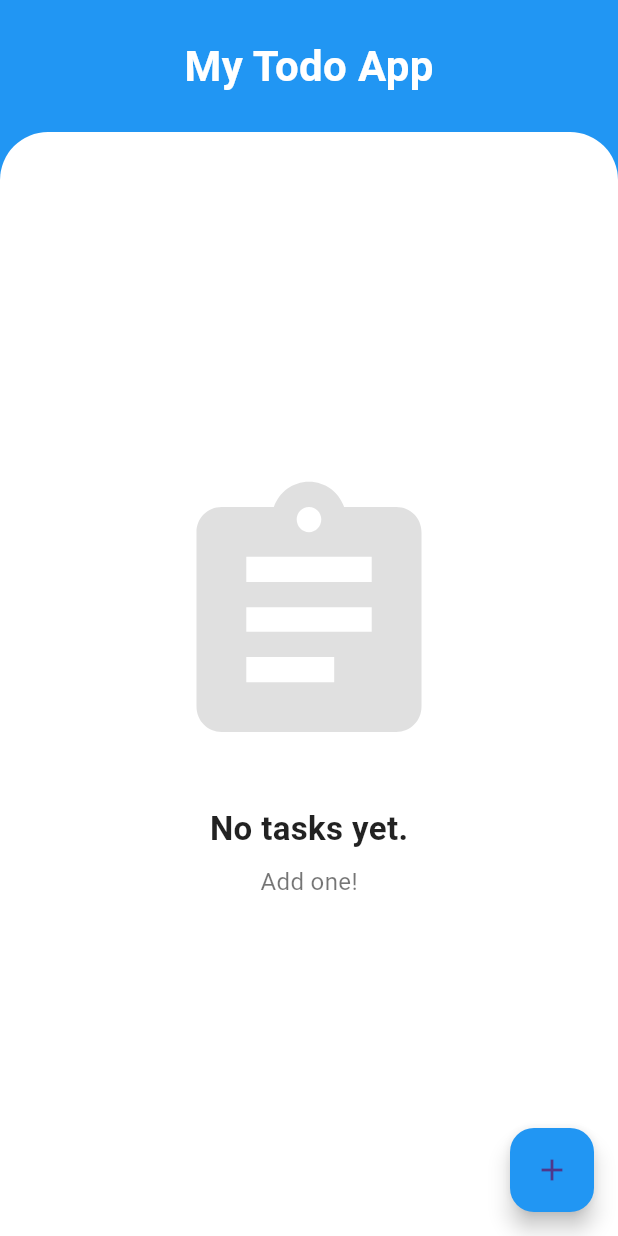
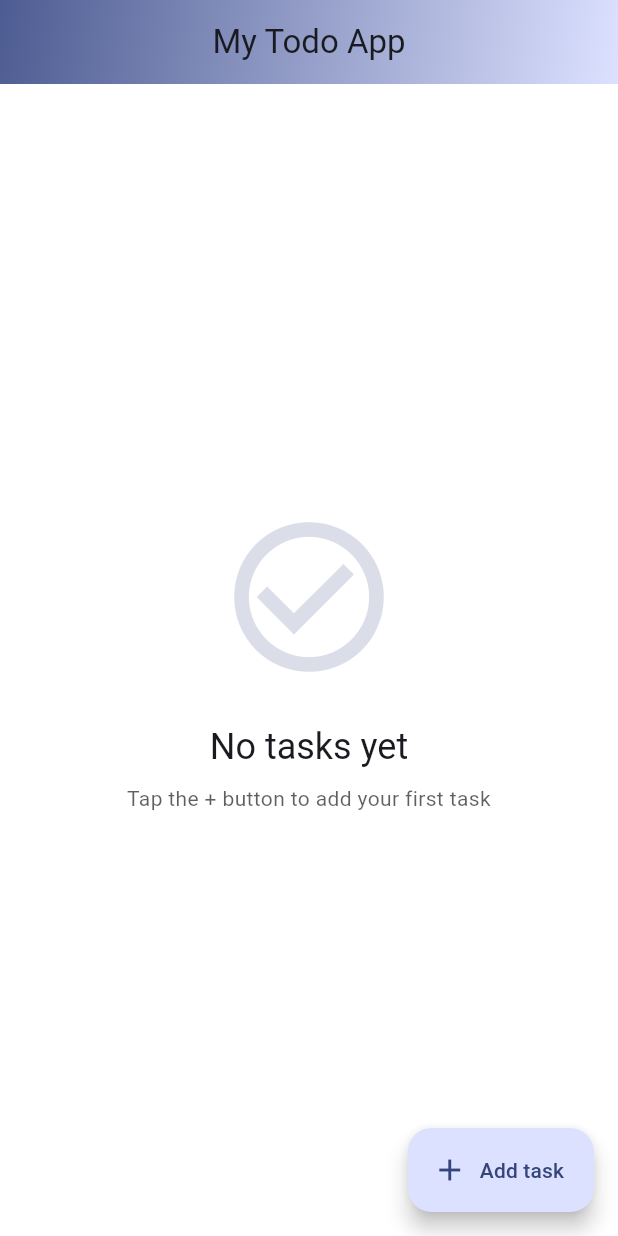
Before and after one commit to SHADRECKMBUNGA/To-Do-App, a Flutter app: the screen it shows after launch, on a phone screen of 412 x 824 dp. Run offline on Flutter 3.47's test engine with Material 3 defaults, Android fonts, the phone set to English and light mode, and no system bars; our stand-ins replace device_preview, supabase_flutter; accounts and stored records are empty.

Commit message:
editted the appearance

```diff
--- a/proj1/lib/main.dart
+++ b/proj1/lib/main.dart
@@ -21,16 +21,48 @@ class MyApp extends StatelessWidget {
 
   @override
   Widget build(BuildContext context) {
+    final Color seed = const Color(0xFF2962FF); // Indigo/blue seed
     return MaterialApp(
       debugShowCheckedModeBanner: false,
       locale: DevicePreview.locale(context),
       builder: DevicePreview.appBuilder,
+      themeMode: ThemeMode.system,
       theme: ThemeData(
-        primarySwatch: Colors.blue,
+        useMaterial3: true,
+        colorScheme: ColorScheme.fromSeed(seedColor: seed, brightness: Brightness.light),
         scaffoldBackgroundColor: Colors.white,
-        appBarTheme: const AppBarTheme(
-          backgroundColor: Colors.blue,
-          elevation: 0,
+        inputDecorationTheme: const InputDecorationTheme(
+          border: OutlineInputBorder(borderRadius: BorderRadius.all(Radius.circular(12))),
+          filled: true,
+          fillColor: Color(0xFFF6F7FB),
+          contentPadding: EdgeInsets.symmetric(horizontal: 16, vertical: 14),
+        ),
+        elevatedButtonTheme: ElevatedButtonThemeData(
+          style: ElevatedButton.styleFrom(
+            padding: const EdgeInsets.symmetric(horizontal: 20, vertical: 14),
+            shape: RoundedRectangleBorder(borderRadius: BorderRadius.circular(12)),
+          ),
+        ),
+        appBarTheme: const AppBarTheme(centerTitle: true),
+        cardTheme: CardTheme(
+          elevation: 1.5,
+          margin: const EdgeInsets.symmetric(vertical: 6),
+          shape: RoundedRectangleBorder(borderRadius: BorderRadius.circular(16)),
+        ),
+      ),
+      darkTheme: ThemeData(
+        useMaterial3: true,
+        colorScheme: ColorScheme.fromSeed(seedColor: seed, brightness: Brightness.dark),
+        inputDecorationTheme: const InputDecorationTheme(
+          border: OutlineInputBorder(borderRadius: BorderRadius.all(Radius.circular(12))),
+          filled: true,
+          contentPadding: EdgeInsets.symmetric(horizontal: 16, vertical: 14),
+        ),
+        appBarTheme: const AppBarTheme(centerTitle: true),
+        cardTheme: CardTheme(
+          elevation: 1.5,
+          margin: const EdgeInsets.symmetric(vertical: 6),
+          shape: RoundedRectangleBorder(borderRadius: BorderRadius.circular(16)),
         ),
       ),
       home: const TodoHomePage(),
--- a/proj1/lib/pages/homePage.dart
+++ b/proj1/lib/pages/homePage.dart
@@ -36,60 +36,45 @@ class _TodoHomePageState extends State<TodoHomePage> {
 
   @override
   Widget build(BuildContext context) {
+    final colorScheme = Theme.of(context).colorScheme;
     return Scaffold(
+      appBar: AppBar(
+        title: const Text('My Todo App'),
         backgroundColor: Colors.transparent,
-      body: Container(
-        decoration: const BoxDecoration(
-          color: Colors.blue,
-          borderRadius: BorderRadius.only(
-            bottomLeft: Radius.circular(40),
-            bottomRight: Radius.circular(40),
-          ),
-        ),
-        child: SafeArea(
-          child: Column(
-            children: [
-              const SizedBox(height: 24),
-              const Text(
-                'My Todo App',
-                style: TextStyle(
-                  color: Colors.white,
-                  fontSize: 28,
-                  fontWeight: FontWeight.bold,
-                ),
-              ),
-              const SizedBox(height: 24),
-              Expanded(
-                child: Container(
-                  decoration: const BoxDecoration(
-                    color: Colors.white,
-                    borderRadius: BorderRadius.only(
-                      topLeft: Radius.circular(32),
-                      topRight: Radius.circular(32),
-                    ),
-                  ),
-                  child: _tasks.isEmpty
-                      ? _buildEmptyState(context)
-                      : _buildTaskList(context),
-                ),
-              ),
+        flexibleSpace: Container(
+          decoration: BoxDecoration(
+            gradient: LinearGradient(
+              colors: [
+                colorScheme.primary,
+                colorScheme.primaryContainer,
               ],
+              begin: Alignment.topLeft,
+              end: Alignment.bottomRight,
             ),
           ),
         ),
-      floatingActionButton: _tasks.isEmpty
-          ? FloatingActionButton(
-              onPressed: () => _showAddTaskDialog(context),
-              backgroundColor: Colors.blue,
-              child: const Icon(Icons.add),
-            )
-          : null,
+      ),
+      body: SafeArea(
+        child: _tasks.isEmpty ? _buildEmptyState(context) : _buildTaskList(context),
+      ),
+      floatingActionButton: FloatingActionButton.extended(
+        onPressed: () {
+          if (_tasks.isEmpty) {
+            _showAddTaskDialog(context);
+          } else {
+            _addTask();
+          }
+        },
+        label: Text(_tasks.isEmpty ? 'Add task' : 'Add'),
+        icon: const Icon(Icons.add),
+      ),
     );
   }
 
   Widget _buildTaskList(BuildContext context) {
+    final colorScheme = Theme.of(context).colorScheme;
     return Padding(
-      padding: const EdgeInsets.all(24.0),
+      padding: const EdgeInsets.all(16.0),
       child: Column(
         children: [
           Row(
@@ -97,56 +82,58 @@ class _TodoHomePageState extends State<TodoHomePage> {
               Expanded(
                 child: TextField(
                   controller: _controller,
-                  decoration: const InputDecoration(
-                    hintText: 'Enter task',
-                    border: OutlineInputBorder(
-                      borderRadius: BorderRadius.all(Radius.circular(12)),
+                  decoration: InputDecoration(
+                    hintText: 'What do you want to do?',
+                    prefixIcon: const Icon(Icons.edit_outlined),
+                    suffixIcon: _controller.text.isEmpty
+                        ? null
+                        : IconButton(
+                            tooltip: 'Clear',
+                            onPressed: () {
+                              setState(() => _controller.clear());
+                            },
+                            icon: const Icon(Icons.clear),
                           ),
-                    contentPadding: EdgeInsets.symmetric(horizontal: 12),
                   ),
+                  onSubmitted: (_) => _addTask(),
                 ),
               ),
               const SizedBox(width: 12),
-              ElevatedButton(
+              FilledButton.icon(
                 onPressed: _addTask,
-                style: ElevatedButton.styleFrom(
-                  backgroundColor: Colors.blue,
-                  shape: RoundedRectangleBorder(
-                    borderRadius: BorderRadius.circular(12),
-                  ),
-                  padding: const EdgeInsets.symmetric(
-                    horizontal: 24,
-                    vertical: 16,
-                  ),
-                ),
-                child: const Text('Add'),
+                icon: const Icon(Icons.add),
+                label: const Text('Add'),
               ),
             ],
           ),
-          const SizedBox(height: 24),
+          const SizedBox(height: 16),
           Expanded(
             child: ListView.builder(
               itemCount: _tasks.length,
               itemBuilder: (context, index) {
                 final task = _tasks[index];
-                return ListTile(
+                return Card(
+                  child: ListTile(
                     leading: Checkbox(
                       value: task.isDone,
                       onChanged: (_) => _toggleTask(index),
                     ),
                     title: Text(
                       task.text,
+                      maxLines: 2,
+                      overflow: TextOverflow.ellipsis,
                       style: TextStyle(
                         decoration: task.isDone
                             ? TextDecoration.lineThrough
                             : TextDecoration.none,
-                      color: Colors.black,
-                      fontSize: 18,
                       ),
                     ),
                     trailing: IconButton(
+                      tooltip: 'Delete',
                       icon: const Icon(Icons.delete_outline),
+                      color: colorScheme.error,
                       onPressed: () => _deleteTask(index),
+                    ),
                   ),
                 );
               },
@@ -158,26 +145,30 @@ class _TodoHomePageState extends State<TodoHomePage> {
   }
 
   Widget _buildEmptyState(BuildContext context) {
+    final colorScheme = Theme.of(context).colorScheme;
     return Center(
+      child: Padding(
+        padding: const EdgeInsets.all(24.0),
         child: Column(
           mainAxisAlignment: MainAxisAlignment.center,
           children: [
-          Icon(Icons.assignment, size: 200, color: Colors.grey[300]),
+            Icon(Icons.check_circle_outline, size: 120, color: colorScheme.primary.withOpacity(0.2)),
             const SizedBox(height: 24),
-          const Text(
-            'No tasks yet.',
-            style: TextStyle(
-              fontSize: 22,
-              fontWeight: FontWeight.bold,
-              color: Colors.black87,
-            ),
+            Text(
+              'No tasks yet',
+              style: Theme.of(context).textTheme.headlineSmall,
+              textAlign: TextAlign.center,
             ),
             const SizedBox(height: 8),
-          const Text(
-            'Add one!',
-            style: TextStyle(fontSize: 16, color: Colors.black54),
+            Text(
+              'Tap the + button to add your first task',
+              style: Theme.of(context).textTheme.bodyMedium?.copyWith(
+                    color: Theme.of(context).textTheme.bodyMedium?.color?.withOpacity(0.7),
+                  ),
+              textAlign: TextAlign.center,
             ),
           ],
+        ),
       ),
     );
   }
@@ -199,7 +190,7 @@ class _TodoHomePageState extends State<TodoHomePage> {
               onPressed: () => Navigator.pop(context),
               child: const Text('Cancel'),
             ),
-            ElevatedButton(
+            FilledButton(
               onPressed: () {
                 if (newTask.trim().isNotEmpty) {
                   setState(() {
```
Lines whose indentation alone changed are shown as unchanged.
